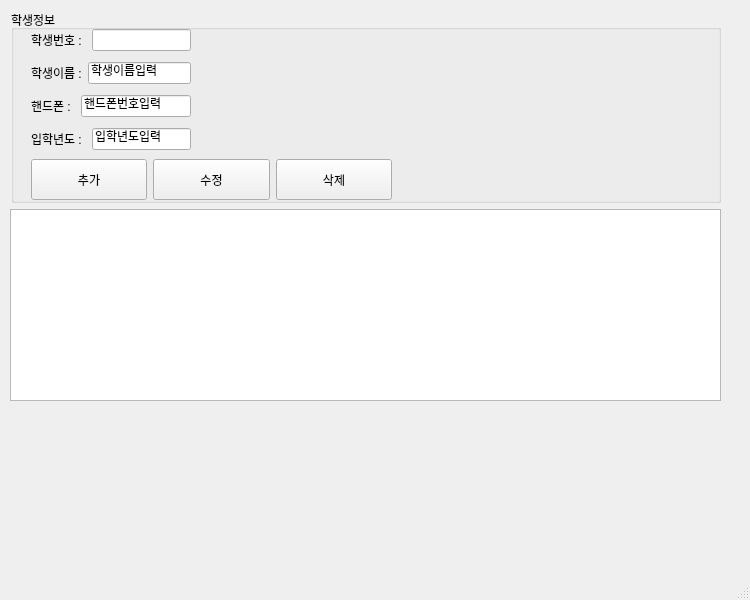
Above: toyproject/studentdb.ui from oatmealflyer/java-database-2025 before the change. Below: the same form after it.
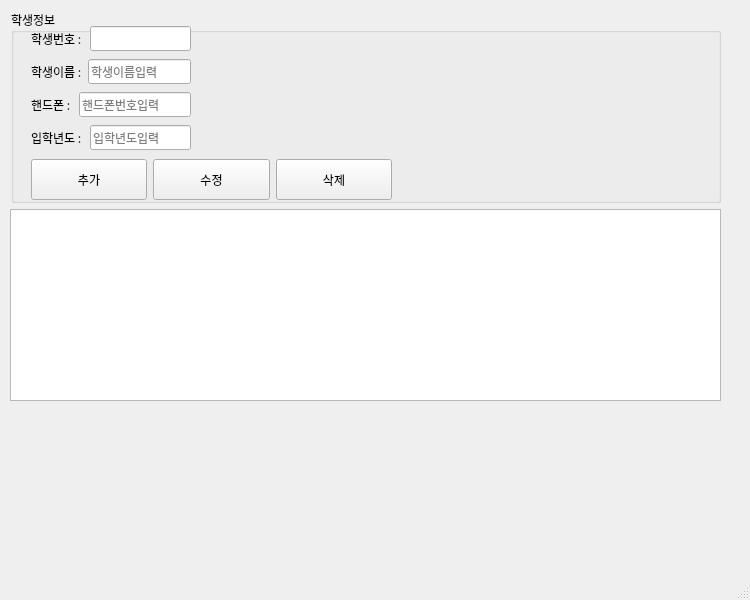
That is the form after the change.

Diff of the .ui file:
```diff
--- a/toyproject/studentdb.ui
+++ b/toyproject/studentdb.ui
@@ -16,6 +16,11 @@
     <height>600</height>
    </size>
   </property>
+  <property name="font">
+   <font>
+    <family>D2Coding</family>
+   </font>
+  </property>
   <property name="windowTitle">
    <string>MainWindow</string>
   </property>
@@ -99,6 +104,9 @@
              <item>
               <widget class="QLineEdit" name="input_std_name">
                <property name="inputMask">
+                <string/>
+               </property>
+               <property name="placeholderText">
                 <string>학생이름입력</string>
                </property>
               </widget>
@@ -117,6 +125,9 @@
              <item>
               <widget class="QLineEdit" name="input_std_mobile">
                <property name="inputMask">
+                <string/>
+               </property>
+               <property name="placeholderText">
                 <string>핸드폰번호입력</string>
                </property>
               </widget>
@@ -135,6 +146,9 @@
              <item>
               <widget class="QLineEdit" name="input_std_regyear">
                <property name="inputMask">
+                <string/>
+               </property>
+               <property name="placeholderText">
                 <string>입학년도입력</string>
                </property>
               </widget>
```
Left out of the diff: 8 changed lines with no effect on the pictures.
